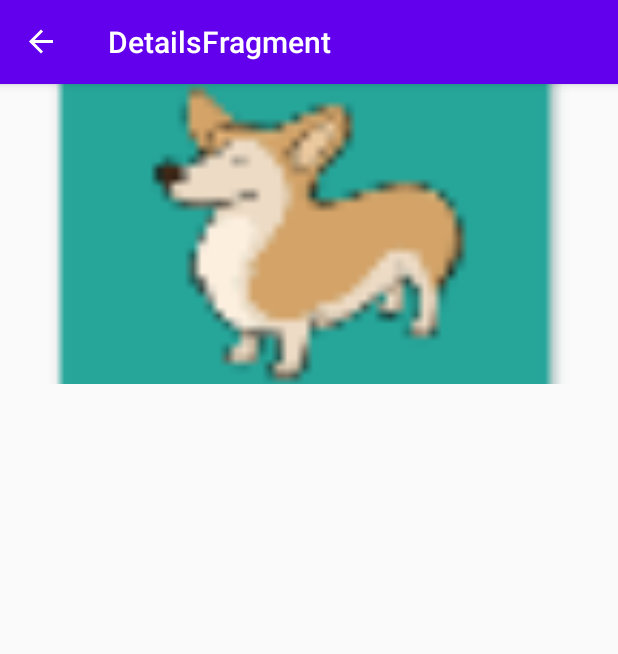
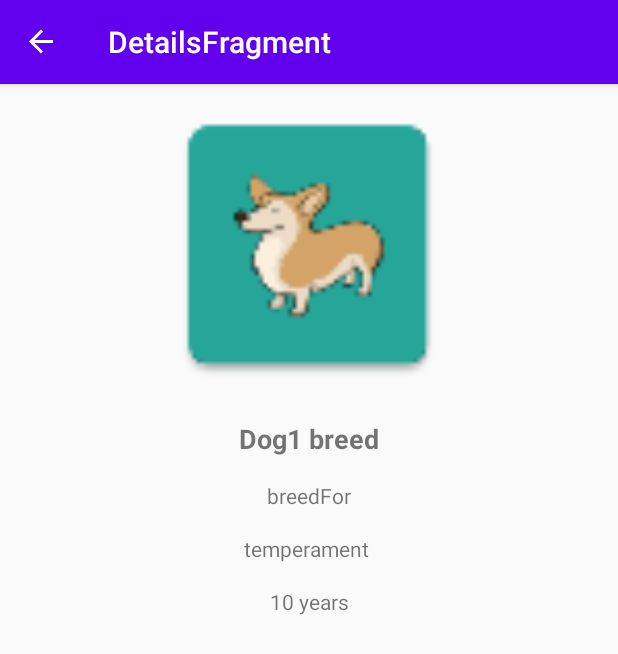
Before and after one commit to rohanwaugh/Dogs, an Android app: the DetailsFragment screen opened through its navigation route, on a phone screen of 412 x 824 dp. Shown: the top 654 px of the screen. Run offline under Robolectric (Android 15) with nearby library versions, the phone set to English and light mode, and no system bars; our stand-ins replace data binding, navigation-ui.

Commit message:
Dog list and details screen implementation with mock data

```diff
--- a/app/src/main/java/com/android/dogs/view/DetailsFragment.kt
+++ b/app/src/main/java/com/android/dogs/view/DetailsFragment.kt
@@ -5,13 +5,21 @@ import androidx.fragment.app.Fragment
 import android.view.LayoutInflater
 import android.view.View
 import android.view.ViewGroup
+import androidx.lifecycle.Observer
+import androidx.lifecycle.ViewModelProvider
 import com.android.dogs.R
+import com.android.dogs.viewmodel.DogsDetailsViewModel
+import kotlinx.android.synthetic.main.fragment_details.*
+import kotlinx.android.synthetic.main.fragment_details.dogName
+import kotlinx.android.synthetic.main.item_dog.*
+
 
 /**
  * A simple [Fragment] subclass.
  */
 class DetailsFragment : Fragment() {
 
+    private lateinit var dogsDetailsViewModel: DogsDetailsViewModel
     private var dogUuid = 0
 
     override fun onCreateView(
@@ -25,9 +33,27 @@ class DetailsFragment : Fragment() {
     override fun onViewCreated(view: View, savedInstanceState: Bundle?) {
         super.onViewCreated(view, savedInstanceState)
 
+        dogsDetailsViewModel = ViewModelProvider(this).get(DogsDetailsViewModel::class.java)
+        dogsDetailsViewModel.getDogDetails()
+
         arguments?.let {
             dogUuid = DetailsFragmentArgs.fromBundle(it).dogUuid
         }
+
+        observeViewModel()
+
+    }
+
+    private fun observeViewModel() {
+        dogsDetailsViewModel.dogsDetails.observe(viewLifecycleOwner, Observer { dog ->
+
+            dog?.let {
+                dogName.text = dog.dogBreed
+                dogPurpose.text = dog.breedFor
+                dogTemparament.text = dog.temperament
+                dogLifeSpan.text = dog.lifeSpan
+            }
+        })
     }
 
 }
--- a/app/src/main/java/com/android/dogs/view/DogsAdapter.kt
+++ b/app/src/main/java/com/android/dogs/view/DogsAdapter.kt
@@ -4,6 +4,7 @@ import android.content.Context
 import android.view.LayoutInflater
 import android.view.View
 import android.view.ViewGroup
+import androidx.navigation.Navigation
 import androidx.recyclerview.widget.RecyclerView
 import com.android.dogs.R
 import com.android.dogs.model.DogBreed
@@ -26,6 +27,9 @@ class DogsAdapter(private val dogsList:ArrayList<DogBreed>): RecyclerView.Adapte
 
     override fun onBindViewHolder(holder: DogsViewHolder, position: Int) {
         holder.bindDog(dogsList[position])
+        holder.itemView.setOnClickListener {
+            Navigation.findNavController(it).navigate(ListFragmentDirections.actionDetailsFragment())
+        }
     }
 
 
--- a/app/src/main/java/com/android/dogs/view/ListFragment.kt
+++ b/app/src/main/java/com/android/dogs/view/ListFragment.kt
@@ -5,13 +5,21 @@ import androidx.fragment.app.Fragment
 import android.view.LayoutInflater
 import android.view.View
 import android.view.ViewGroup
+import androidx.lifecycle.Observer
+import androidx.lifecycle.ViewModelProvider
+import androidx.recyclerview.widget.LinearLayoutManager
 import com.android.dogs.R
+import com.android.dogs.viewmodel.DogsViewModel
+import kotlinx.android.synthetic.main.fragment_list.*
 
 
 /**
  * A simple [Fragment] subclass.
  */
 class ListFragment : Fragment() {
+
+    private lateinit var dogsViewModel: DogsViewModel
+    private val dogsListAdapter = DogsAdapter(arrayListOf())
 
     override fun onCreateView(
         inflater: LayoutInflater, container: ViewGroup?,
@@ -20,4 +28,43 @@ class ListFragment : Fragment() {
         // Inflate the layout for this fragment
         return inflater.inflate(R.layout.fragment_list, container, false)
     }
+
+    override fun onViewCreated(view: View, savedInstanceState: Bundle?) {
+        super.onViewCreated(view, savedInstanceState)
+
+        dogsViewModel = ViewModelProvider(this).get(DogsViewModel::class.java)
+        dogsViewModel.refresh()
+
+        dogsList.apply {
+            layoutManager = LinearLayoutManager(context)
+            adapter = dogsListAdapter
+        }
+
+        observeViewModel()
+    }
+
+    private fun observeViewModel() {
+        dogsViewModel.dogs.observe(viewLifecycleOwner, Observer { dogs ->
+            dogs?.let {
+                dogsList.visibility = View.VISIBLE
+                dogsListAdapter.updateDogsList(dogs)
+            }
+        })
+        dogsViewModel.dogsLoadError.observe(viewLifecycleOwner, Observer { isError ->
+            isError?.let {
+                listError.visibility = View.VISIBLE
+            }
+        })
+
+        dogsViewModel.loading.observe(viewLifecycleOwner, Observer {isLoading->
+            isLoading?.let {
+                progressBar.visibility = if(it) View.VISIBLE else View.GONE
+                if(it){
+                    dogsList.visibility = View.GONE
+                    listError.visibility = View.GONE
+                }
+            }
+        })
+
+    }
 }
--- /dev/null
+++ b/app/src/main/java/com/android/dogs/viewmodel/DogsDetailsViewModel.kt
@@ -0,0 +1,24 @@
+package com.android.dogs.viewmodel
+
+import androidx.lifecycle.MutableLiveData
+import androidx.lifecycle.ViewModel
+import com.android.dogs.model.DogBreed
+
+class DogsDetailsViewModel : ViewModel() {
+
+    val dogsDetails = MutableLiveData<DogBreed>()
+
+    fun getDogDetails(){
+        val dog = DogBreed(
+            "Breed1",
+            "Dog1 breed",
+            "10 years",
+            "breedGroup",
+            "breedFor",
+            "temperament ",
+            ""
+        )
+        dogsDetails.value = dog
+    }
+
+}
--- /dev/null
+++ b/app/src/main/java/com/android/dogs/viewmodel/DogsViewModel.kt
@@ -0,0 +1,47 @@
+package com.android.dogs.viewmodel
+
+import androidx.lifecycle.MutableLiveData
+import androidx.lifecycle.ViewModel
+import com.android.dogs.model.DogBreed
+
+class DogsViewModel : ViewModel() {
+
+    val dogs = MutableLiveData<List<DogBreed>>()
+    val dogsLoadError = MutableLiveData<Boolean>()
+    val loading = MutableLiveData<Boolean>()
+
+    fun refresh() {
+        val dog1 = DogBreed(
+            "Breed1",
+            "Dog1 breed",
+            "10 years",
+            "breedGroup",
+            "breedFor",
+            "temperament ",
+            ""
+        )
+        val dog2 = DogBreed(
+            "Breed2",
+            "Dog2 breed",
+            "15 years",
+            "breedGroup2",
+            "breedFor2",
+            "temperament 2",
+            ""
+        )
+        val dog3 = DogBreed(
+            "Breed3",
+            "Dog3 breed",
+            "20 years",
+            "breedGroup",
+            "breedFor3",
+            "temperament 3",
+            ""
+        )
+
+        val dogList = arrayListOf(dog1,dog2,dog3)
+        dogs.value = dogList
+        dogsLoadError.value = false
+        loading.value = false
+    }
+}
--- a/app/src/main/res/layout/fragment_details.xml
+++ b/app/src/main/res/layout/fragment_details.xml
@@ -13,9 +13,10 @@
             android:src="@mipmap/ic_dog"
             app:layout_constraintStart_toStartOf="parent"
             app:layout_constraintTop_toTopOf="parent"
-            android:scaleType="centerCrop"
+            android:scaleType="fitCenter"
             app:layout_constraintEnd_toEndOf="parent"
             android:layout_width="match_parent"
+            android:layout_marginTop="@dimen/default_margin"
             android:layout_height="200dp"/>
 
         <TextView
```
